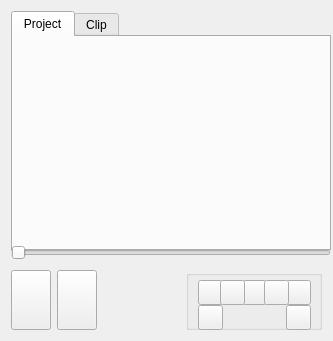
This is src/gui/ui/PreviewWidget.ui in VLMC/vlmc as Qt 5 draws it before an edit. The edited form follows.
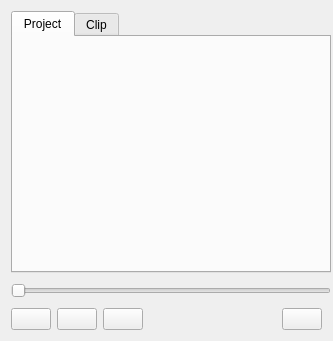
This is the edited form. Icons and pictures are not drawn. Custom widgets are drawn as their Qt base class.

Commit message:
Added next/previous frame button.
Works for clip preview, doesn't work that much for render preview ATM...

Patch:
```diff
--- a/src/gui/ui/PreviewWidget.ui
+++ b/src/gui/ui/PreviewWidget.ui
@@ -92,6 +92,29 @@
    </item>
    <item row="2" column="0">
     <layout class="QHBoxLayout" name="horizontalLayout">
+     <item>
+      <widget class="QPushButton" name="pushButtonPreviousFrame">
+       <property name="sizePolicy">
+        <sizepolicy hsizetype="Minimum" vsizetype="Minimum">
+         <horstretch>0</horstretch>
+         <verstretch>0</verstretch>
+        </sizepolicy>
+       </property>
+       <property name="text">
+        <string/>
+       </property>
+       <property name="icon">
+        <iconset resource="../../../ressources.qrc">
+         <normaloff>:/images/images/previous_frame.png</normaloff>:/images/images/previous_frame.png</iconset>
+       </property>
+       <property name="iconSize">
+        <size>
+         <width>24</width>
+         <height>24</height>
+        </size>
+       </property>
+      </widget>
+     </item>
      <item>
       <widget class="QPushButton" name="pushButtonPlay">
        <property name="sizePolicy">
@@ -109,14 +132,14 @@
        </property>
        <property name="iconSize">
         <size>
-         <width>32</width>
-         <height>32</height>
+         <width>24</width>
+         <height>24</height>
         </size>
        </property>
       </widget>
      </item>
      <item>
-      <widget class="QPushButton" name="pushButtonStop">
+      <widget class="QPushButton" name="pushButtonNextFrame">
        <property name="sizePolicy">
         <sizepolicy hsizetype="Minimum" vsizetype="Minimum">
          <horstretch>0</horstretch>
@@ -132,8 +155,8 @@
        </property>
        <property name="iconSize">
         <size>
-         <width>32</width>
-         <height>32</height>
+         <width>24</width>
+         <height>24</height>
         </size>
        </property>
       </widget>
@@ -152,155 +175,26 @@
       </spacer>
      </item>
      <item>
-      <widget class="QGroupBox" name="groupBoxButton">
+      <widget class="QPushButton" name="pushButtonStop">
        <property name="sizePolicy">
-        <sizepolicy hsizetype="Fixed" vsizetype="Fixed">
+        <sizepolicy hsizetype="Minimum" vsizetype="Minimum">
          <horstretch>0</horstretch>
          <verstretch>0</verstretch>
         </sizepolicy>
        </property>
-       <property name="minimumSize">
+       <property name="text">
+        <string/>
+       </property>
+       <property name="icon">
+        <iconset resource="../../../ressources.qrc">
+         <normaloff>:/images/images/stop.png</normaloff>:/images/images/stop.png</iconset>
+       </property>
+       <property name="iconSize">
         <size>
-         <width>136</width>
-         <height>60</height>
+         <width>24</width>
+         <height>24</height>
         </size>
        </property>
-       <property name="title">
-        <string/>
-       </property>
-       <widget class="QPushButton" name="pushButton">
-        <property name="geometry">
-         <rect>
-          <x>56</x>
-          <y>10</y>
-          <width>25</width>
-          <height>25</height>
-         </rect>
-        </property>
-        <property name="sizePolicy">
-         <sizepolicy hsizetype="Fixed" vsizetype="Fixed">
-          <horstretch>0</horstretch>
-          <verstretch>0</verstretch>
-         </sizepolicy>
-        </property>
-        <property name="text">
-         <string/>
-        </property>
-       </widget>
-       <widget class="QPushButton" name="pushButton_2">
-        <property name="geometry">
-         <rect>
-          <x>12</x>
-          <y>10</y>
-          <width>25</width>
-          <height>25</height>
-         </rect>
-        </property>
-        <property name="sizePolicy">
-         <sizepolicy hsizetype="Fixed" vsizetype="Fixed">
-          <horstretch>0</horstretch>
-          <verstretch>0</verstretch>
-         </sizepolicy>
-        </property>
-        <property name="text">
-         <string/>
-        </property>
-       </widget>
-       <widget class="QPushButton" name="pushButton_3">
-        <property name="geometry">
-         <rect>
-          <x>34</x>
-          <y>10</y>
-          <width>25</width>
-          <height>25</height>
-         </rect>
-        </property>
-        <property name="sizePolicy">
-         <sizepolicy hsizetype="Fixed" vsizetype="Fixed">
-          <horstretch>0</horstretch>
-          <verstretch>0</verstretch>
-         </sizepolicy>
-        </property>
-        <property name="text">
-         <string/>
-        </property>
-       </widget>
-       <widget class="QPushButton" name="pushButton_4">
-        <property name="geometry">
-         <rect>
-          <x>100</x>
-          <y>10</y>
-          <width>25</width>
-          <height>25</height>
-         </rect>
-        </property>
-        <property name="sizePolicy">
-         <sizepolicy hsizetype="Fixed" vsizetype="Fixed">
-          <horstretch>0</horstretch>
-          <verstretch>0</verstretch>
-         </sizepolicy>
-        </property>
-        <property name="text">
-         <string/>
-        </property>
-       </widget>
-       <widget class="QPushButton" name="pushButton_5">
-        <property name="geometry">
-         <rect>
-          <x>78</x>
-          <y>10</y>
-          <width>25</width>
-          <height>25</height>
-         </rect>
-        </property>
-        <property name="sizePolicy">
-         <sizepolicy hsizetype="Fixed" vsizetype="Fixed">
-          <horstretch>0</horstretch>
-          <verstretch>0</verstretch>
-         </sizepolicy>
-        </property>
-        <property name="text">
-         <string/>
-        </property>
-       </widget>
-       <widget class="QPushButton" name="pushButton_11">
-        <property name="geometry">
-         <rect>
-          <x>12</x>
-          <y>35</y>
-          <width>25</width>
-          <height>25</height>
-         </rect>
-        </property>
-        <property name="sizePolicy">
-         <sizepolicy hsizetype="Fixed" vsizetype="Fixed">
-          <horstretch>0</horstretch>
-          <verstretch>0</verstretch>
-         </sizepolicy>
-        </property>
-        <property name="text">
-         <string/>
-        </property>
-       </widget>
-       <widget class="QPushButton" name="pushButton_12">
-        <property name="geometry">
-         <rect>
-          <x>100</x>
-          <y>35</y>
-          <width>25</width>
-          <height>25</height>
-         </rect>
-        </property>
-        <property name="sizePolicy">
-         <sizepolicy hsizetype="Fixed" vsizetype="Fixed">
-          <horstretch>0</horstretch>
-          <verstretch>0</verstretch>
-         </sizepolicy>
-        </property>
-        <property name="text">
-         <string/>
-        </property>
-       </widget>
       </widget>
      </item>
     </layout>
```
Left out of the diff: 2 changed lines with no effect on the pictures. The commit also changes 11 other files.
